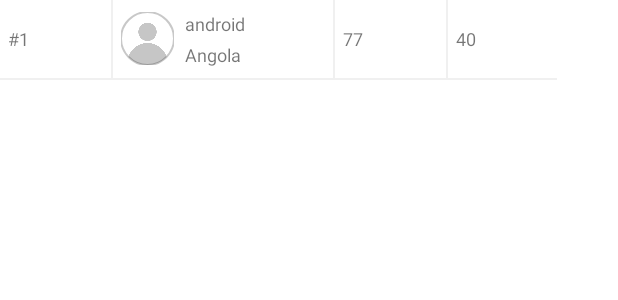
After one commit to UNIZAR-30226-2022-12/Xiangqi-frontendMovil, an Android app: the layout ranking_row.xml on its own in the app's theme, with its tools: preview values and no code run, on a phone screen of 412 x 824 dp. The commit adds this screen. Shown: the top 300 px of the screen. Run offline under Robolectric (Android 15) with nearby library versions, the phone set to English and light mode, and no system bars.

Commit message:
Completed ranking ui and integrated with backend

```diff
--- a/app/src/main/java/eina/unizar/xiangqi_frontendmovil/home_fragments/Store.kt
+++ b/app/src/main/java/eina/unizar/xiangqi_frontendmovil/home_fragments/Store.kt
@@ -99,6 +99,7 @@ class Store : Fragment(R.layout.fragment_store) {
                                 if (response.error) {
                                     button.isEnabled = true
                                     Toast.makeText(requireContext(), "Error de conexión con backend", Toast.LENGTH_SHORT).show()
+                                    return@launch
                                 }
                                 points -= price
                                 view.findViewById<TextView>(R.id.textViewPoints).text = "Número de puntos: $points"
--- /dev/null
+++ b/app/src/main/res/layout/ranking_row.xml
@@ -0,0 +1,96 @@
+<?xml version="1.0" encoding="utf-8"?>
+<LinearLayout xmlns:android="http://schemas.android.com/apk/res/android"
+    android:layout_width="wrap_content"
+    android:layout_height="wrap_content"
+    android:orientation="vertical"
+    xmlns:app="http://schemas.android.com/apk/res-auto"
+    xmlns:tools="http://schemas.android.com/tools">
+
+    <LinearLayout
+        android:layout_width="371dp"
+        android:layout_height="wrap_content"
+        android:orientation="horizontal">
+        <TextView
+            android:id="@+id/textViewPosition"
+            android:layout_width="74dp"
+            android:layout_height="wrap_content"
+            android:layout_gravity="center_vertical"
+            android:textSize="12sp"
+            android:padding="5dp"
+            tools:text="#1"/>
+
+        <View
+            android:layout_width="1dp"
+            android:layout_height="match_parent"
+            android:background="@color/neutral_95"/>
+
+        <com.google.android.material.imageview.ShapeableImageView
+            android:id="@+id/imageViewPlayer"
+            android:layout_width="35dp"
+            android:layout_height="35dp"
+            android:layout_gravity="center_vertical"
+            android:scaleType="centerCrop"
+            android:layout_marginStart="5dp"
+            app:shapeAppearanceOverlay="@style/ShapeAppearanceOverlay.Material3.NavigationView.Item"
+            app:srcCompat="@drawable/profile"
+            app:strokeColor="@color/cardview_shadow_start_color"
+            app:strokeWidth="1dp"/>
+
+        <LinearLayout
+            android:layout_width="106dp"
+            android:layout_height="wrap_content"
+            android:layout_gravity="center_vertical"
+            android:padding="5dp"
+            android:orientation="vertical">
+
+            <TextView
+                android:id="@+id/textViewPlayer"
+                android:layout_width="wrap_content"
+                android:layout_height="wrap_content"
+                android:textSize="12sp"
+                android:padding="2dp"
+                tools:text="android"/>
+
+            <TextView
+                android:id="@+id/textViewCountry"
+                android:layout_width="90dp"
+                android:layout_height="wrap_content"
+                android:textSize="12sp"
+                android:padding="2dp"
+                tools:text="Angola"/>
+        </LinearLayout>
+
+        <View
+            android:layout_width="1dp"
+            android:layout_height="match_parent"
+            android:background="@color/neutral_95"/>
+
+        <TextView
+            android:id="@+id/textViewPlayed"
+            android:layout_width="74dp"
+            android:layout_height="wrap_content"
+            android:layout_gravity="center_vertical"
+            android:textSize="12sp"
+            android:padding="5dp"
+            tools:text="77"/>
+
+        <View
+            android:layout_width="1dp"
+            android:layout_height="match_parent"
+            android:background="@color/neutral_95"/>
+
+        <TextView
+            android:id="@+id/textViewWon"
+            android:layout_width="74dp"
+            android:layout_height="wrap_content"
+            android:layout_gravity="center_vertical"
+            android:textSize="12sp"
+            android:padding="5dp"
+            tools:text="40"/>
+    </LinearLayout>
+
+    <View
+        android:layout_width="match_parent"
+        android:layout_height="1dp"
+        android:background="@color/neutral_95"/>
+</LinearLayout>
--- a/app/src/main/res/values/colors.xml
+++ b/app/src/main/res/values/colors.xml
@@ -9,5 +9,6 @@
     <color name="teal_700">#FF018786</color>
     <color name="black">#FF000000</color>
     <color name="white">#FFFFFFFF</color>
+    <color name="neutral_70">#FFABABAB</color>
     <color name="neutral_95">#FFF0F0F0</color>
 </resources>
--- a/app/src/main/res/values/strings.xml
+++ b/app/src/main/res/values/strings.xml
@@ -51,6 +51,11 @@
     <string name="delete_no">No</string>
     <string name="friends_title">Amigos</string>
     <string name="ranking_title">Ranking</string>
+    <string name="ranking_position">Posición</string>
+    <string name="ranking_player">Jugador</string>
+    <string name="ranking_country">País</string>
+    <string name="ranking_played">Partidas\njugadas</string>
+    <string name="ranking_won">Partidas\nganadas</string>
     <string name="store_title">Tienda</string>
     <string name="store_boards">Sets de tableros</string>
     <string name="store_pieces">Sets de piezas</string>
```
Also changed, not shown: app/src/main/java/eina/unizar/xiangqi_frontendmovil/HttpHandler.kt (+59 -2 lines), app/src/main/java/eina/unizar/xiangqi_frontendmovil/home_fragments/Ranking.kt (+33 -1 lines), app/src/main/res/layout/fragment_ranking.xml (+122 -0 lines).
